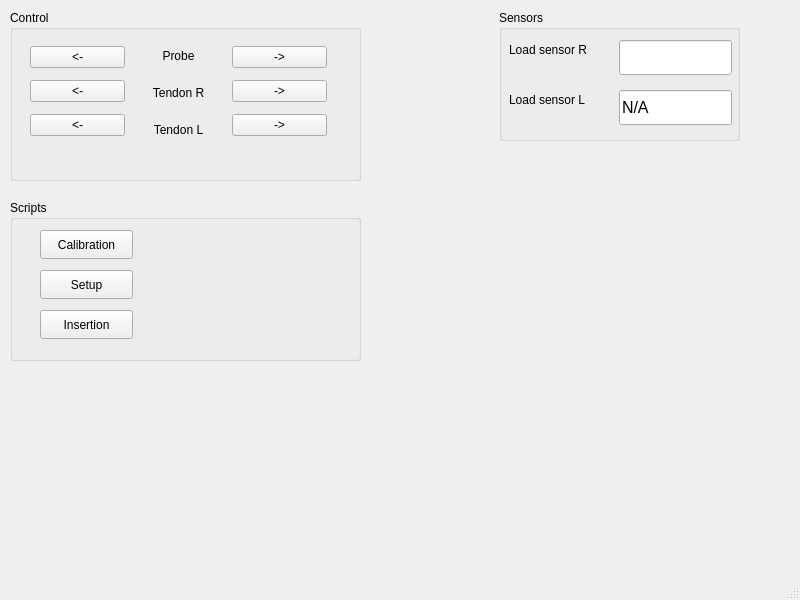
This is microprobe_app/mainwindow.ui in AlexMarguet/microbs-microprobe as Qt 5 draws it before an edit. The edited form follows.
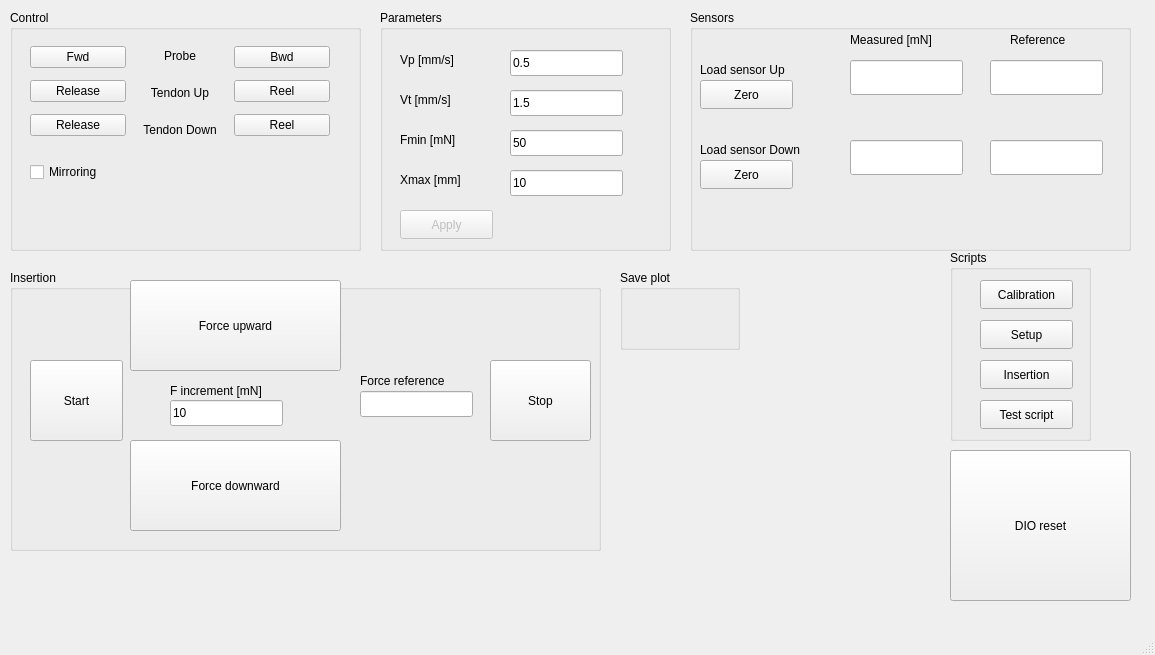
This is the edited form.

Commit message: Updated GUI, sensor calibration, motor direction

Patch:
```diff
--- a/microprobe_app/mainwindow.ui
+++ b/microprobe_app/mainwindow.ui
@@ -6,8 +6,8 @@
    <rect>
     <x>0</x>
     <y>0</y>
-    <width>800</width>
-    <height>600</height>
+    <width>1155</width>
+    <height>655</height>
    </rect>
   </property>
   <property name="windowTitle">
@@ -15,12 +15,15 @@
   </property>
   <widget class="QWidget" name="centralwidget">
    <widget class="QGroupBox" name="groupBox">
+    <property name="enabled">
+     <bool>true</bool>
+    </property>
     <property name="geometry">
      <rect>
       <x>10</x>
       <y>10</y>
       <width>351</width>
-      <height>171</height>
+      <height>241</height>
      </rect>
     </property>
     <property name="title">
@@ -31,7 +34,7 @@
       <rect>
        <x>20</x>
        <y>30</y>
-       <width>297</width>
+       <width>300</width>
        <height>105</height>
       </rect>
      </property>
@@ -41,21 +44,21 @@
         <item>
          <widget class="QPushButton" name="pushButton_2">
           <property name="text">
-           <string>&lt;-</string>
+           <string>Fwd</string>
           </property>
          </widget>
         </item>
         <item>
          <widget class="QPushButton" name="pushButton_3">
           <property name="text">
-           <string>&lt;-</string>
+           <string>Release</string>
           </property>
          </widget>
         </item>
         <item>
          <widget class="QPushButton" name="pushButton_8">
           <property name="text">
-           <string>&lt;-</string>
+           <string>Release</string>
           </property>
          </widget>
         </item>
@@ -76,7 +79,7 @@
         <item>
          <widget class="QLabel" name="label_3">
           <property name="text">
-           <string>Tendon R</string>
+           <string>Tendon Up</string>
           </property>
           <property name="alignment">
            <set>Qt::AlignCenter</set>
@@ -86,7 +89,7 @@
         <item>
          <widget class="QLabel" name="label_4">
           <property name="text">
-           <string>Tendon L</string>
+           <string>Tendon Down</string>
           </property>
           <property name="alignment">
            <set>Qt::AlignCenter</set>
@@ -100,21 +103,21 @@
         <item>
          <widget class="QPushButton" name="pushButton">
           <property name="text">
-           <string>-&gt;</string>
+           <string>Bwd</string>
           </property>
          </widget>
         </item>
         <item>
          <widget class="QPushButton" name="pushButton_4">
           <property name="text">
-           <string>-&gt;</string>
+           <string>Reel</string>
           </property>
          </widget>
         </item>
         <item>
          <widget class="QPushButton" name="pushButton_11">
           <property name="text">
-           <string>-&gt;</string>
+           <string>Reel</string>
           </property>
          </widget>
         </item>
@@ -122,14 +125,27 @@
       </item>
      </layout>
     </widget>
+    <widget class="QCheckBox" name="checkBox">
+     <property name="geometry">
+      <rect>
+       <x>20</x>
+       <y>150</y>
+       <width>91</width>
+       <height>24</height>
+      </rect>
+     </property>
+     <property name="text">
+      <string>Mirroring</string>
+     </property>
+    </widget>
    </widget>
    <widget class="QGroupBox" name="groupBox_2">
     <property name="geometry">
      <rect>
-      <x>499</x>
+      <x>690</x>
       <y>10</y>
-      <width>241</width>
-      <height>131</height>
+      <width>441</width>
+      <height>241</height>
      </rect>
     </property>
     <property name="title">
@@ -138,8 +154,8 @@
     <widget class="QLineEdit" name="lineEdit">
      <property name="geometry">
       <rect>
-       <x>120</x>
-       <y>30</y>
+       <x>160</x>
+       <y>50</y>
        <width>113</width>
        <height>35</height>
       </rect>
@@ -160,20 +176,20 @@
      <property name="geometry">
       <rect>
        <x>10</x>
-       <y>30</y>
-       <width>101</width>
+       <y>50</y>
+       <width>111</width>
        <height>20</height>
       </rect>
      </property>
      <property name="text">
-      <string>Load sensor R</string>
+      <string>Load sensor Up</string>
      </property>
     </widget>
     <widget class="QLineEdit" name="lineEdit_2">
      <property name="geometry">
       <rect>
-       <x>120</x>
-       <y>80</y>
+       <x>160</x>
+       <y>130</y>
        <width>113</width>
        <height>35</height>
       </rect>
@@ -184,7 +200,7 @@
       </font>
      </property>
      <property name="text">
-      <string>N/A</string>
+      <string/>
      </property>
      <property name="readOnly">
       <bool>true</bool>
@@ -197,23 +213,120 @@
      <property name="geometry">
       <rect>
        <x>10</x>
-       <y>80</y>
-       <width>101</width>
+       <y>130</y>
+       <width>131</width>
        <height>20</height>
       </rect>
      </property>
      <property name="text">
-      <string>Load sensor L</string>
+      <string>Load sensor Down</string>
+     </property>
+    </widget>
+    <widget class="QLineEdit" name="lineEdit_5">
+     <property name="geometry">
+      <rect>
+       <x>300</x>
+       <y>130</y>
+       <width>113</width>
+       <height>35</height>
+      </rect>
+     </property>
+     <property name="font">
+      <font>
+       <pointsize>12</pointsize>
+      </font>
+     </property>
+     <property name="text">
+      <string/>
+     </property>
+     <property name="readOnly">
+      <bool>true</bool>
+     </property>
+     <property name="clearButtonEnabled">
+      <bool>false</bool>
+     </property>
+    </widget>
+    <widget class="QLineEdit" name="lineEdit_6">
+     <property name="geometry">
+      <rect>
+       <x>300</x>
+       <y>50</y>
+       <width>113</width>
+       <height>35</height>
+      </rect>
+     </property>
+     <property name="font">
+      <font>
+       <pointsize>12</pointsize>
+      </font>
+     </property>
+     <property name="readOnly">
+      <bool>true</bool>
+     </property>
+     <property name="clearButtonEnabled">
+      <bool>false</bool>
+     </property>
+    </widget>
+    <widget class="QPushButton" name="pushButton_16">
+     <property name="geometry">
+      <rect>
+       <x>10</x>
+       <y>70</y>
+       <width>93</width>
+       <height>29</height>
+      </rect>
+     </property>
+     <property name="text">
+      <string>Zero</string>
+     </property>
+    </widget>
+    <widget class="QPushButton" name="pushButton_17">
+     <property name="geometry">
+      <rect>
+       <x>10</x>
+       <y>150</y>
+       <width>93</width>
+       <height>29</height>
+      </rect>
+     </property>
+     <property name="text">
+      <string>Zero</string>
+     </property>
+    </widget>
+    <widget class="QLabel" name="label_9">
+     <property name="geometry">
+      <rect>
+       <x>320</x>
+       <y>20</y>
+       <width>71</width>
+       <height>20</height>
+      </rect>
+     </property>
+     <property name="text">
+      <string>Reference</string>
+     </property>
+    </widget>
+    <widget class="QLabel" name="label_13">
+     <property name="geometry">
+      <rect>
+       <x>160</x>
+       <y>20</y>
+       <width>111</width>
+       <height>20</height>
+      </rect>
+     </property>
+     <property name="text">
+      <string>Measured [mN]</string>
      </property>
     </widget>
    </widget>
    <widget class="QGroupBox" name="groupBox_3">
     <property name="geometry">
      <rect>
-      <x>10</x>
-      <y>200</y>
-      <width>351</width>
-      <height>161</height>
+      <x>950</x>
+      <y>250</y>
+      <width>141</width>
+      <height>191</height>
      </rect>
     </property>
     <property name="title">
@@ -258,6 +371,295 @@
       <string>Setup</string>
      </property>
     </widget>
+    <widget class="QPushButton" name="pushButton_13">
+     <property name="geometry">
+      <rect>
+       <x>30</x>
+       <y>150</y>
+       <width>93</width>
+       <height>29</height>
+      </rect>
+     </property>
+     <property name="text">
+      <string>Test script</string>
+     </property>
+    </widget>
+   </widget>
+   <widget class="QPushButton" name="pushButton_12">
+    <property name="geometry">
+     <rect>
+      <x>950</x>
+      <y>450</y>
+      <width>181</width>
+      <height>151</height>
+     </rect>
+    </property>
+    <property name="text">
+     <string>DIO reset</string>
+    </property>
+   </widget>
+   <widget class="QGroupBox" name="groupBox_4">
+    <property name="geometry">
+     <rect>
+      <x>10</x>
+      <y>270</y>
+      <width>591</width>
+      <height>281</height>
+     </rect>
+    </property>
+    <property name="title">
+     <string>Insertion</string>
+    </property>
+    <widget class="QPushButton" name="pushButton_10">
+     <property name="geometry">
+      <rect>
+       <x>480</x>
+       <y>90</y>
+       <width>101</width>
+       <height>81</height>
+      </rect>
+     </property>
+     <property name="text">
+      <string>Stop</string>
+     </property>
+    </widget>
+    <widget class="QPushButton" name="pushButton_9">
+     <property name="geometry">
+      <rect>
+       <x>20</x>
+       <y>90</y>
+       <width>93</width>
+       <height>81</height>
+      </rect>
+     </property>
+     <property name="text">
+      <string>Start</string>
+     </property>
+    </widget>
+    <widget class="QPushButton" name="pushButton_14">
+     <property name="geometry">
+      <rect>
+       <x>120</x>
+       <y>10</y>
+       <width>211</width>
+       <height>91</height>
+      </rect>
+     </property>
+     <property name="text">
+      <string>Force upward</string>
+     </property>
+    </widget>
+    <widget class="QPushButton" name="pushButton_15">
+     <property name="geometry">
+      <rect>
+       <x>120</x>
+       <y>170</y>
+       <width>211</width>
+       <height>91</height>
+      </rect>
+     </property>
+     <property name="text">
+      <string>Force downward</string>
+     </property>
+    </widget>
+    <widget class="QLineEdit" name="lineEdit_4">
+     <property name="geometry">
+      <rect>
+       <x>350</x>
+       <y>121</y>
+       <width>113</width>
+       <height>26</height>
+      </rect>
+     </property>
+    </widget>
+    <widget class="QLabel" name="label_7">
+     <property name="geometry">
+      <rect>
+       <x>350</x>
+       <y>100</y>
+       <width>101</width>
+       <height>21</height>
+      </rect>
+     </property>
+     <property name="text">
+      <string>Force reference</string>
+     </property>
+    </widget>
+    <widget class="QLineEdit" name="lineEdit_7">
+     <property name="geometry">
+      <rect>
+       <x>160</x>
+       <y>130</y>
+       <width>113</width>
+       <height>26</height>
+      </rect>
+     </property>
+     <property name="text">
+      <string>10</string>
+     </property>
+    </widget>
+    <widget class="QLabel" name="label_8">
+     <property name="geometry">
+      <rect>
+       <x>160</x>
+       <y>110</y>
+       <width>121</width>
+       <height>21</height>
+      </rect>
+     </property>
+     <property name="text">
+      <string>F increment [mN]</string>
+     </property>
+    </widget>
+   </widget>
+   <widget class="QGroupBox" name="groupBox_5">
+    <property name="geometry">
+     <rect>
+      <x>380</x>
+      <y>10</y>
+      <width>291</width>
+      <height>241</height>
+     </rect>
+    </property>
+    <property name="title">
+     <string>Parameters</string>
+    </property>
+    <widget class="QLineEdit" name="lineEdit_3">
+     <property name="geometry">
+      <rect>
+       <x>130</x>
+       <y>40</y>
+       <width>113</width>
+       <height>26</height>
+      </rect>
+     </property>
+     <property name="text">
+      <string>0.5</string>
+     </property>
+    </widget>
+    <widget class="QLabel" name="label_6">
+     <property name="geometry">
+      <rect>
+       <x>20</x>
+       <y>40</y>
+       <width>101</width>
+       <height>20</height>
+      </rect>
+     </property>
+     <property name="text">
+      <string>Vp [mm/s]</string>
+     </property>
+    </widget>
+    <widget class="QLineEdit" name="lineEdit_9">
+     <property name="geometry">
+      <rect>
+       <x>130</x>
+       <y>80</y>
+       <width>113</width>
+       <height>26</height>
+      </rect>
+     </property>
+     <property name="text">
+      <string>1.5</string>
+     </property>
+    </widget>
+    <widget class="QLabel" name="label_10">
+     <property name="geometry">
+      <rect>
+       <x>20</x>
+       <y>80</y>
+       <width>101</width>
+       <height>20</height>
+      </rect>
+     </property>
+     <property name="text">
+      <string>Vt [mm/s]</string>
+     </property>
+    </widget>
+    <widget class="QLineEdit" name="lineEdit_10">
+     <property name="geometry">
+      <rect>
+       <x>130</x>
+       <y>120</y>
+       <width>113</width>
+       <height>26</height>
+      </rect>
+     </property>
+     <property name="text">
+      <string>50</string>
+     </property>
+    </widget>
+    <widget class="QLabel" name="label_11">
+     <property name="geometry">
+      <rect>
+       <x>20</x>
+       <y>120</y>
+       <width>101</width>
+       <height>20</height>
+      </rect>
+     </property>
+     <property name="text">
+      <string>Fmin [mN]</string>
+     </property>
+    </widget>
+    <widget class="QLineEdit" name="lineEdit_11">
+     <property name="geometry">
+      <rect>
+       <x>130</x>
+       <y>160</y>
+       <width>113</width>
+       <height>26</height>
+      </rect>
+     </property>
+     <property name="text">
+      <string>10</string>
+     </property>
+    </widget>
+    <widget class="QLabel" name="label_12">
+     <property name="geometry">
+      <rect>
+       <x>20</x>
+       <y>160</y>
+       <width>101</width>
+       <height>20</height>
+      </rect>
+     </property>
+     <property name="text">
+      <string>Xmax [mm]</string>
+     </property>
+    </widget>
+    <widget class="QPushButton" name="pushButton_18">
+     <property name="enabled">
+      <bool>false</bool>
+     </property>
+     <property name="geometry">
+      <rect>
+       <x>20</x>
+       <y>200</y>
+       <width>93</width>
+       <height>29</height>
+      </rect>
+     </property>
+     <property name="text">
+      <string>Apply</string>
+     </property>
+     <property name="checkable">
+      <bool>false</bool>
+     </property>
+    </widget>
+   </widget>
+   <widget class="QGroupBox" name="groupBox_6">
+    <property name="geometry">
+     <rect>
+      <x>620</x>
+      <y>270</y>
+      <width>120</width>
+      <height>80</height>
+     </rect>
+    </property>
+    <property name="title">
+     <string>Save plot</string>
+    </property>
    </widget>
   </widget>
   <widget class="QMenuBar" name="menubar">
```
Left out of the diff: 2 changed lines with no effect on the pictures. The commit also changes 9 other files.
